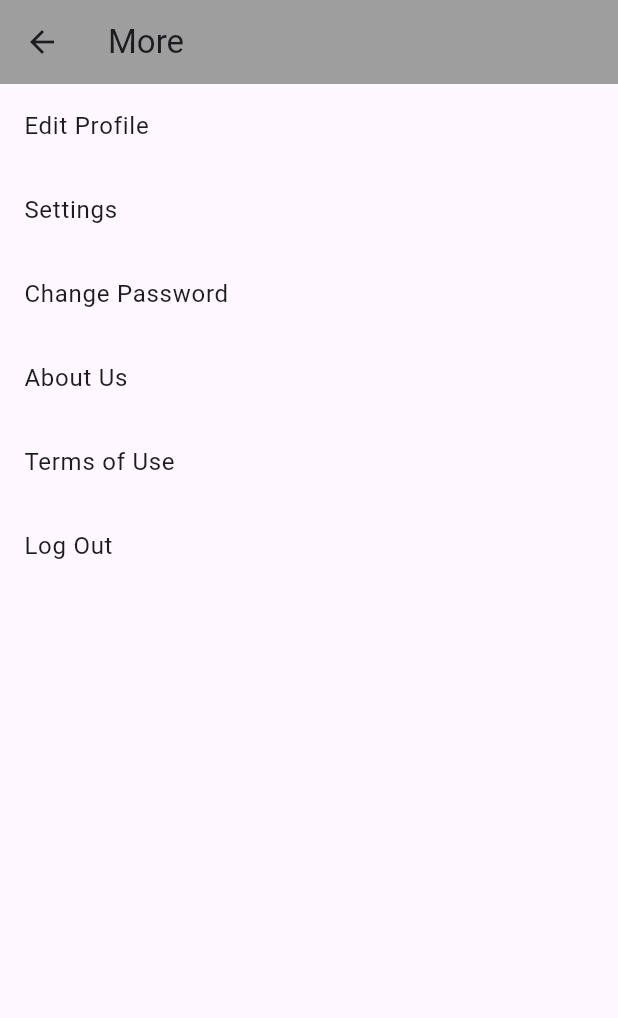
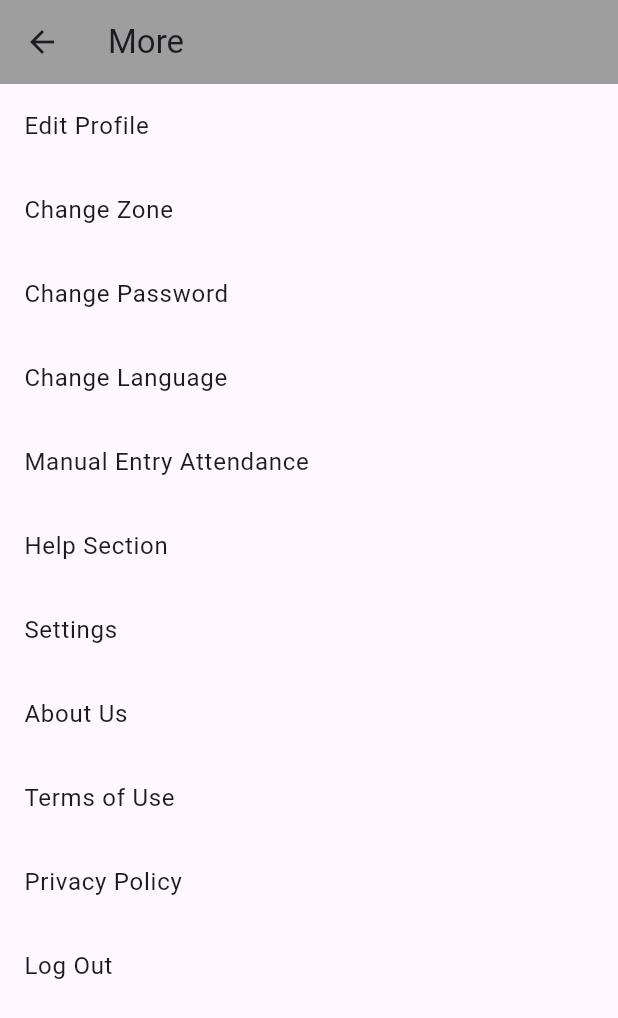
Before and after one commit to RussellStevenson/attendance_app, a Flutter app: the MoreScreen screen opened directly, on a phone screen of 412 x 824 dp. Shown: the top 1018 px of the screen. Run offline on Flutter 3.47's test engine with Material 3 defaults, Android fonts, the phone set to English and light mode, and no system bars.

Commit message:
first commit

```diff
--- a/lib/more_screen.dart
+++ b/lib/more_screen.dart
@@ -22,9 +22,9 @@ class MoreScreen extends StatelessWidget {
             },
           ),
           ListTile(
-            title: const Text('Settings'),
+            title: const Text('Change Zone'),
             onTap: () {
-              // Handle Settings option
+              // Handle Edit Profile option
               Navigator.of(context).pop(); // Close the drawer or navigate
             },
           ),
@@ -35,6 +35,35 @@ class MoreScreen extends StatelessWidget {
             },
           ),
           ListTile(
+            title: const Text('Change Language'),
+            onTap: () {
+              // Handle Edit Profile option
+              Navigator.of(context).pop(); // Close the drawer or navigate
+            },
+          ),
+          ListTile(
+            title: const Text('Manual Entry Attendance'),
+            onTap: () {
+              // Handle Edit Profile option
+              Navigator.of(context).pop(); // Close the drawer or navigate
+            },
+          ),
+          ListTile(
+            title: const Text('Help Section'),
+            onTap: () {
+              // Handle Edit Profile option
+              Navigator.of(context).pop(); // Close the drawer or navigate
+            },
+          ),
+          ListTile(
+            title: const Text('Settings'),
+            onTap: () {
+              // Handle Settings option
+              Navigator.of(context).pop(); // Close the drawer or navigate
+            },
+          ),
+
+          ListTile(
             title: const Text('About Us'),
             onTap: () {
               Navigator.of(context).pop();
@@ -44,6 +73,13 @@ class MoreScreen extends StatelessWidget {
             title: const Text('Terms of Use'),
             onTap: () {
               Navigator.of(context).pop();
+            },
+          ),
+          ListTile(
+            title: const Text('Privacy Policy'),
+            onTap: () {
+              // Handle Edit Profile option
+              Navigator.of(context).pop(); // Close the drawer or navigate
             },
           ),
           ListTile(
```
